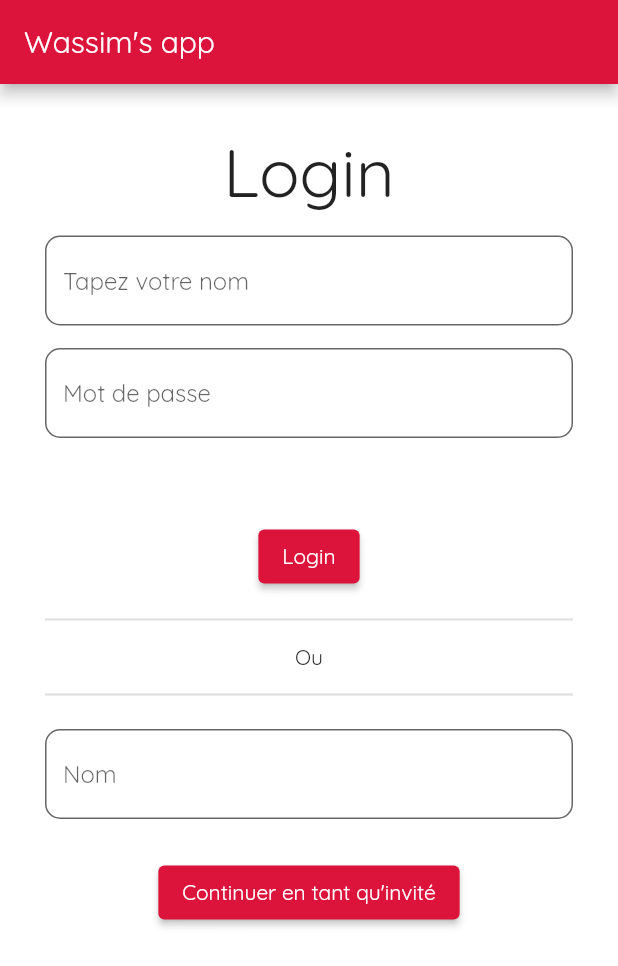
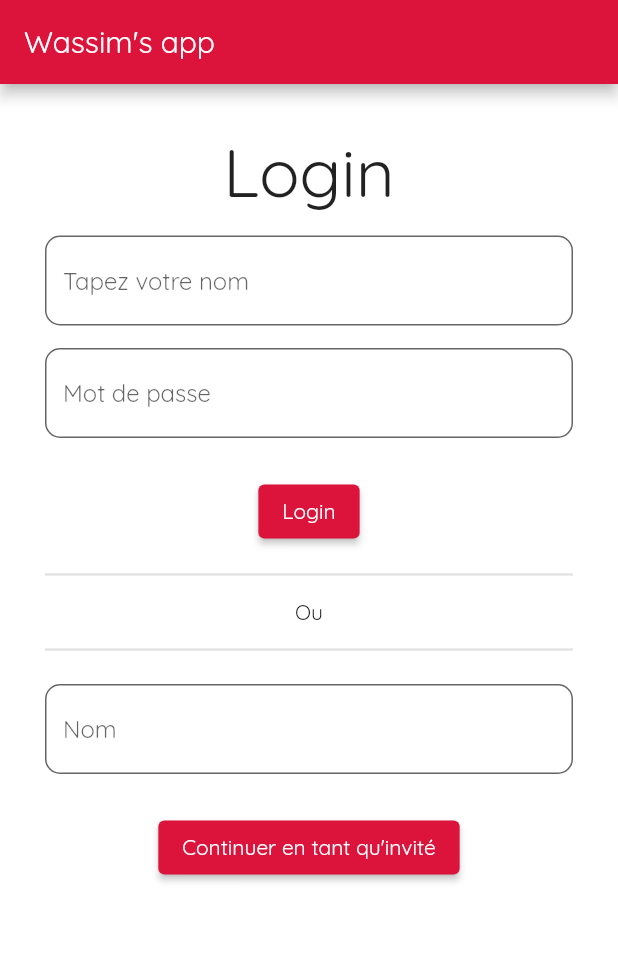
Before and after one commit to wassimouricha/flutter_application_2, a Flutter app: the screen it shows after launch, on a phone screen of 412 x 824 dp. Shown: the top 966 px of the screen. Run offline on Flutter 3.47's test engine with Material 2 defaults, Android fonts, the phone set to English and light mode, and no system bars.

Commit message:
ajout  de parametre pour hintext obscure text et padding

```diff
--- a/lib/customTextFIeld.dart
+++ b/lib/customTextFIeld.dart
@@ -1,18 +1,21 @@
 import 'package:flutter/material.dart';
 
 class CustomTextFIeld extends StatelessWidget {
-  CustomTextFIeld({this.padding = EdgeInsets.zero}); //ici on va creer un padding spécifique
+  CustomTextFIeld(
+      {this.padding = EdgeInsets.zero , this.hinText = "" , this.obscureText = false});//ici on va creer un padding , un hinText et un ObscureText spécifique
+
 
   EdgeInsets padding;
+  String hinText;
+  bool obscureText;  //bool est un booleen
 
   @override
   Widget build(BuildContext context) {
     return Padding(
       padding: padding, //le padding spécifique est ici intégré au widget
       child: TextField(
-        decoration: InputDecoration(hintText: "Mot de passe"),
-        obscureText:
-            true, //obscureText permet de chacher le texte c'est un booleen donc true or false
+        decoration: InputDecoration(hintText: hinText),
+        obscureText: obscureText, //obscureText permet de chacher le texte c'est un booleen donc true or false
       ),
     );
   }
--- a/lib/main.dart
+++ b/lib/main.dart
@@ -49,7 +49,7 @@ class Wassimus extends StatelessWidget {
         // Row(
         //   children: [
         //iciavec row je fais une sorte de container horizontale avec comme enfant les deux widget bouton que j'ai crée précédement
-        CustomTextFIeld(padding: EdgeInsets.only(bottom: 45),),
+        CustomTextFIeld(padding: EdgeInsets.only(bottom: 15), hinText: "Mot de passe", obscureText: true,), //ici avec l'importation de mon customtextfield hintext et obscuretext j'ai juste a indiqué les parametres dans le widget
         Padding(
           padding: EdgeInsets.all(10),
           child: ElevatedButton(
```
